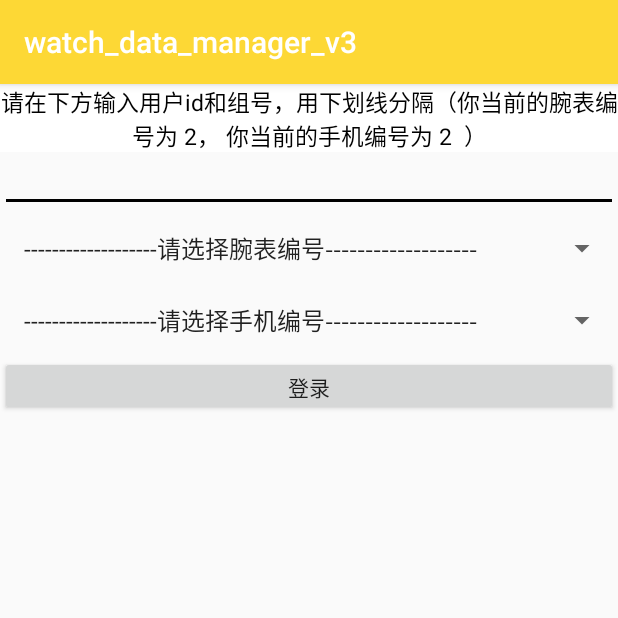
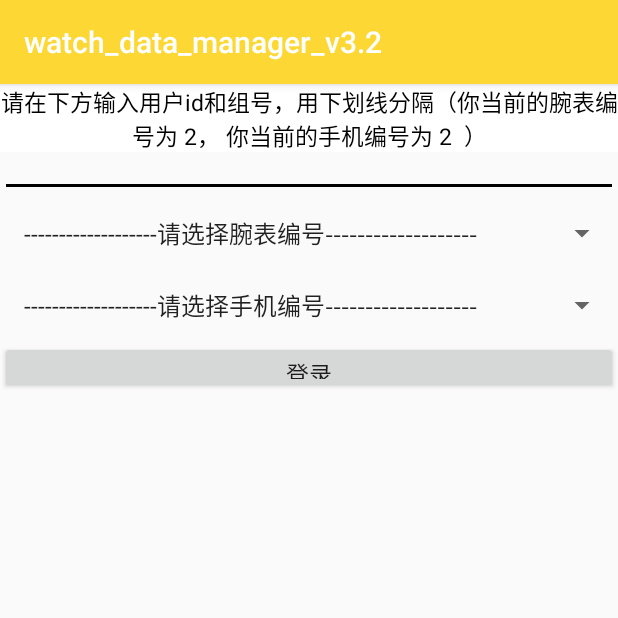
Before and after one commit to yixunzhou/watch_data_manager, an Android app: the screen it shows after launch (MainActivity), on a phone screen of 412 x 824 dp, the top half of it. Run offline under Robolectric (Android 15) with nearby library versions, the phone set to English and light mode, and no system bars; libraries missing offline, so code that uses them is left out: com.chaquo.python; 1 statement that could not run was skipped.

Commit message:
fix some bugs in python script

```diff
--- a/app/src/main/res/layout/activity_main.xml
+++ b/app/src/main/res/layout/activity_main.xml
@@ -17,7 +17,7 @@
         />
     <EditText
         android:layout_width="match_parent"
-        android:layout_height="40sp"
+        android:layout_height="30sp"
         android:id="@+id/user"
         app:layout_constraintTop_toBottomOf="@id/hint"
         android:gravity="center"
@@ -40,14 +40,17 @@
     <Button
         android:id="@+id/login"
         android:layout_width="match_parent"
-        android:layout_height="40sp"
+        android:layout_height="35sp"
+        android:textSize="15sp"
         android:text="登录"
+
         app:layout_constraintTop_toBottomOf="@id/device_sc_spinner"/>
     <Button
         android:id="@+id/check"
         android:layout_width="match_parent"
         android:layout_height="wrap_content"
         android:text="检查PPG2"
+        android:textSize="15sp"
         app:layout_constraintTop_toBottomOf="@id/decode_save"/>
     <Button
         android:id="@+id/check3"
--- a/app/src/main/res/values/strings.xml
+++ b/app/src/main/res/values/strings.xml
@@ -1,4 +1,4 @@
 <resources>
-    <string name="app_name">watch_data_manager_v3</string>
+    <string name="app_name">watch_data_manager_v3.2</string>
 
 </resources>
```
Also changed, not shown: 3 other files.
